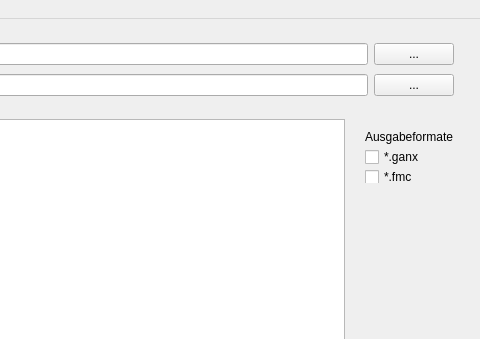
First picture: the form in mainwindow.ui, repository TischlerWilly/postprozessor, before the edit; both pictures show x 416 to 896 and y 0 to 339 of the 896 by 593 pixel window.
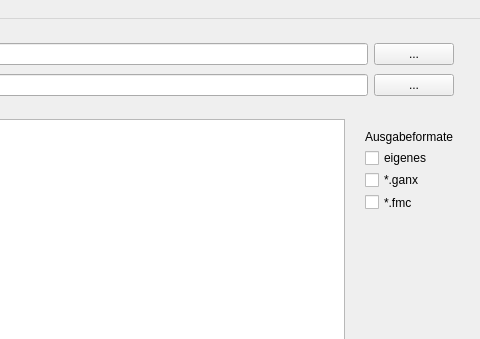
Second picture: the form after the edit.

Diff of the .ui file:
```diff
--- a/mainwindow.ui
+++ b/mainwindow.ui
@@ -197,7 +197,7 @@
       <x>770</x>
       <y>100</y>
       <width>111</width>
-      <height>75</height>
+      <height>103</height>
      </rect>
     </property>
     <layout class="QVBoxLayout" name="verticalLayout_2">
@@ -208,6 +208,13 @@
        </property>
       </widget>
      </item>
+     <item>
+      <widget class="QCheckBox" name="checkBox_af_eigen">
+       <property name="text">
+        <string>eigenes</string>
+       </property>
+      </widget>
+     </item>
      <item>
       <widget class="QCheckBox" name="checkBox_af_ganx">
        <property name="text">
```
Left out of the diff: 6 changed lines with no effect on the pictures.
